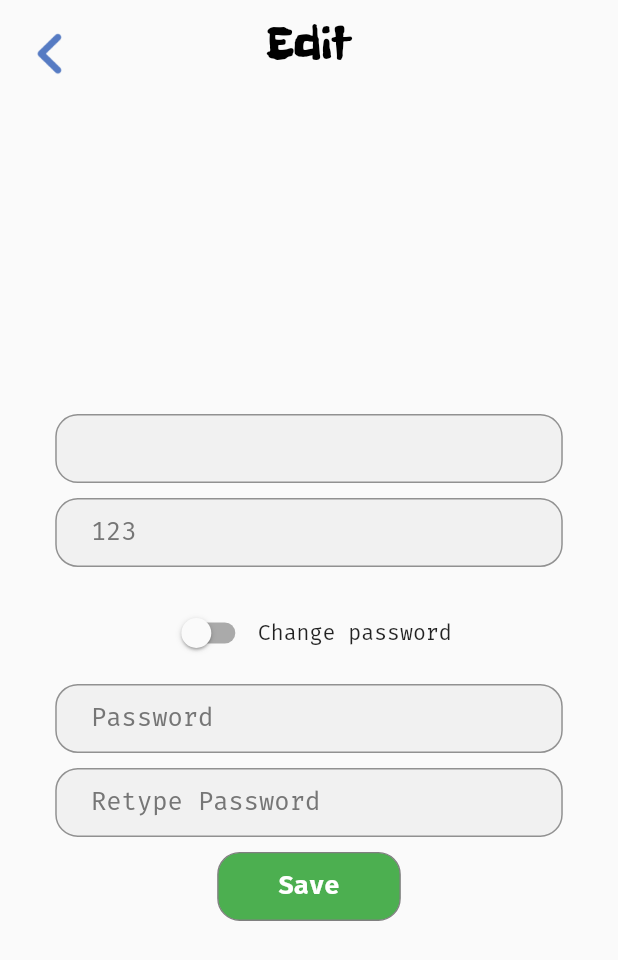
After one commit to ThanhTrung2001/Chew_Firebase, a Flutter app: the EditProfileScreen screen opened directly, after a tap on "Save", on a phone screen of 412 x 824 dp. The commit adds this screen. Shown: the top 960 px of the screen. Run offline on Flutter 3.47's test engine with Material 2 defaults, Android fonts, the phone set to English and light mode, and no system bars; our stand-ins replace cloud_firestore, custom_navigation_bar, file_picker, firebase_auth, firebase_core, firebase_storage and 7 more; missing offline and left inert: agora_rtc_engine; accounts and stored records are empty; network calls fail.

Commit message:
Final v1.0

```diff
--- a/firebase_tutorial/lib/config/app_call.dart
+++ b/firebase_tutorial/lib/config/app_call.dart
@@ -23,3 +23,10 @@
 //Is Token expiring for renew
 bool isTokenExpiring = false; // Set to true when the token is about to expire
 String androidIP = "10.0.222.90:8080";
+
+//userinfo
+String id = "";
+String name = "";
+String email = "";
+String avtLink = "";
+String description = "123";
--- a/firebase_tutorial/lib/main.dart
+++ b/firebase_tutorial/lib/main.dart
@@ -21,6 +21,7 @@ import 'package:flutter/services.dart';
 //call
 import 'package:permission_handler/permission_handler.dart';
 import 'package:agora_rtc_engine/agora_rtc_engine.dart';
+import 'package:toast/toast.dart';
 
 void main() async {
   SystemChrome.setEnabledSystemUIMode(SystemUiMode.manual,
@@ -36,6 +37,7 @@ class MyApp extends StatelessWidget {
   // This widget is the root of your application.
   @override
   Widget build(BuildContext context) {
+    ToastContext().init(context);
     // SystemChrome.setEnabledSystemUIMode(SystemUiMode.immersive);
     return ScreenUtilInit(
         designSize: const Size(414, 896),
--- a/firebase_tutorial/lib/services/user/user_service.dart
+++ b/firebase_tutorial/lib/services/user/user_service.dart
@@ -64,8 +64,9 @@ class UserFunction {
     });
   }
 
-  Future<void> updateUser(String userID, UserModel user) async {
-    docUser.doc(userID).update({'name': user.userName});
+  Future<void> updateUser(
+      String? userID, String name1, String description1) async {
+    docUser.doc(userID).update({'name': name1, 'description': description1});
   }
 
   Future<void> updateImage(String userID, String image) async {
--- a/firebase_tutorial/lib/views/screens/home/home.dart
+++ b/firebase_tutorial/lib/views/screens/home/home.dart
@@ -55,7 +55,7 @@ class _HomeScreenState extends ConsumerState<HomeScreen> {
                 height: 47.h,
               ),
               LoginFuncButton(
-                  title: 'JOIN Live',
+                  title: 'JOIN ROOM',
                   color: AppColor.blueButton,
                   onPressed: () {
                     Navigator.push(
@@ -67,7 +67,7 @@ class _HomeScreenState extends ConsumerState<HomeScreen> {
                 height: 14.h,
               ),
               LoginFuncButton(
-                  title: 'CREATE Live',
+                  title: 'CREATE ROOM',
                   color: AppColor.greenButton,
                   onPressed: () {
                     // tokenGenerator.fetchToken(1, 'test', tokenRole);
@@ -76,7 +76,7 @@ class _HomeScreenState extends ConsumerState<HomeScreen> {
                 height: 14.h,
               ),
               LoginFuncButton(
-                  title: 'PUBLIC Live',
+                  title: 'PUBLIC ROOM',
                   color: AppColor.redButton,
                   onPressed: () {
                     [Permission.camera].request();
--- a/firebase_tutorial/lib/views/screens/login/login.dart
+++ b/firebase_tutorial/lib/views/screens/login/login.dart
@@ -81,8 +81,8 @@ class _LoginScreenState extends ConsumerState<LoginScreen> {
                       padding: EdgeInsets.only(right: 37.w),
                       child: GestureDetector(
                         onTap: () {
-                          AuthenticationService().logOut();
-                          // Navigator.of(context).pushNamed('/forgot');
+                          // AuthenticationService().logOut();
+                          Navigator.of(context).pushNamed('/forgot');
                         },
                         child: const Text(
                           'Forgot?',
@@ -102,8 +102,9 @@ class _LoginScreenState extends ConsumerState<LoginScreen> {
                     title: 'Login',
                     color: const Color(0xFF567BC3),
                     onPressed: () {
-                      authService.emailSignIn(emailController.text, passController.text);
-                     Navigator.of(context).pushNamed('/');
+                      authService.emailSignIn(
+                          emailController.text, passController.text);
+                      Navigator.of(context).pushNamed('/');
                     }),
                 SizedBox(
                   height: 8.h,
@@ -139,7 +140,6 @@ class _LoginScreenState extends ConsumerState<LoginScreen> {
                     ThirdPartyLoginButton(
                       imgLink: 'assets/images/Facebook.png',
                       onPressed: () {
-
                         // showDialog(
                         //     context: context,
                         //     builder: (context) => DialogSuccessNotification(
@@ -151,10 +151,8 @@ class _LoginScreenState extends ConsumerState<LoginScreen> {
                     ThirdPartyLoginButton(
                       imgLink: 'assets/images/Google.png',
                       onPressed: () {
-
                         // signInWithGoogle();
                         // print(user?.displayName);
-
                       },
                     ),
                   ],
--- /dev/null
+++ b/firebase_tutorial/lib/views/screens/profile/edit_profile.dart
@@ -0,0 +1,140 @@
+import 'package:firebase_auth/firebase_auth.dart';
+import 'package:firebase_tutorial/models/user_model.dart';
+import 'package:firebase_tutorial/services/user/user_service.dart';
+import 'package:firebase_tutorial/views/components/buttons/button_mini_login.dart';
+import 'package:firebase_tutorial/views/components/textfields/textfield_login.dart';
+import 'package:firebase_tutorial/views/screens/login/login.dart';
+import 'package:flutter/material.dart';
+import 'package:flutter_riverpod/flutter_riverpod.dart';
+import 'package:flutter_screenutil/flutter_screenutil.dart';
+import 'package:toast/toast.dart';
+
+import '../../../config/export.dart';
+
+class EditProfileScreen extends ConsumerStatefulWidget {
+  const EditProfileScreen({Key? key}) : super(key: key);
+
+  @override
+  ConsumerState<ConsumerStatefulWidget> createState() =>
+      _EditProfileScreenState();
+}
+
+class _EditProfileScreenState extends ConsumerState<EditProfileScreen> {
+  final userFunction = UserFunction();
+  final nameController = TextEditingController();
+  final desController = TextEditingController();
+  bool changePass = false;
+  final passwordController = TextEditingController();
+  final retypeController = TextEditingController();
+
+  @override
+  Widget build(BuildContext context) {
+    return Scaffold(
+      resizeToAvoidBottomInset: false,
+      extendBodyBehindAppBar: false,
+      appBar: AppBar(
+        title: Text(
+          "Edit",
+          style: AppTextStyle.appbarTitle,
+        ),
+        leading: Padding(
+          padding: EdgeInsets.only(top: 17.h, left: 10.w),
+          child: GestureDetector(
+              onTap: () {
+                Navigator.of(context).pop();
+              },
+              child: AppIcon.back),
+        ),
+        centerTitle: true,
+        backgroundColor: Colors.transparent,
+        elevation: 0,
+      ),
+      body: Center(
+        child: Column(
+          mainAxisAlignment: MainAxisAlignment.center,
+          children: [
+            SizedBox(
+              height: 10,
+            ),
+            LoginInputTextField(controller: nameController, hint: name),
+            SizedBox(
+              height: 10,
+            ),
+            LoginInputTextField(controller: desController, hint: description),
+            SizedBox(
+              height: 20,
+            ),
+            Row(
+              mainAxisAlignment: MainAxisAlignment.center,
+              children: [
+                Switch(
+                    value: changePass,
+                    onChanged: (value) {
+                      setState(() {
+                        changePass = value;
+                      });
+                    }),
+                SizedBox(
+                  width: 2,
+                ),
+                Text('Change password'),
+              ],
+            ),
+            SizedBox(
+              height: 10,
+            ),
+            LoginInputTextField(
+                controller: passwordController, hint: "Password"),
+            SizedBox(
+              height: 10,
+            ),
+            LoginInputTextField(
+                controller: retypeController, hint: "Retype Password"),
+            SizedBox(
+              height: 10,
+            ),
+            LoginMiniButton(
+                title: 'Save',
+                color: Colors.green,
+                onPressed: () async {
+                  if (nameController.text == "" || desController.text == "") {
+                    print('Must fill all the field!');
+                  } else {
+                    if (changePass == true) {
+                      if (passwordController.text == "" ||
+                          retypeController.text == "") {
+                        print('Must fill all the field!');
+                      } else if (passwordController.text !=
+                          retypeController.text) {
+                        print("Password & Retype aren't match!");
+                      } else {
+                        final user = await FirebaseAuth.instance.currentUser;
+                        await userFunction.updateUser(
+                            user?.uid, nameController.text, desController.text);
+                        await user
+                            ?.updatePassword(passwordController.text)
+                            .then((_) {
+                          print("Successfully changed password!");
+                        }).catchError((error) {
+                          print("Password can't be changed" + error.toString());
+                          //This might happen, when the wrong password is in, the user isn't found, or if the user hasn't logged in recently.
+                        });
+                        FirebaseAuth.instance.signOut();
+                        Navigator.pushReplacement(
+                            context,
+                            MaterialPageRoute(
+                                builder: (context) => const LoginScreen()));
+                      }
+                    } else {
+                      final user = await FirebaseAuth.instance.currentUser;
+                      userFunction.updateUser(
+                          user?.uid, nameController.text, desController.text);
+                    }
+                  }
+                }),
+          ],
+        ),
+      ),
+    );
+  }
+}
--- a/firebase_tutorial/lib/views/screens/profile/profile.dart
+++ b/firebase_tutorial/lib/views/screens/profile/profile.dart
@@ -8,6 +8,7 @@ import 'package:firebase_tutorial/services/user/user_service.dart';
 import 'package:firebase_tutorial/views/components/buttons/button_login.dart';
 import 'package:firebase_tutorial/views/components/buttons/button_mini_login.dart';
 import 'package:firebase_tutorial/views/screens/login/login.dart';
+import 'package:firebase_tutorial/views/screens/profile/edit_profile.dart';
 import 'package:flutter/material.dart';
 import 'package:flutter_riverpod/flutter_riverpod.dart';
 import 'package:flutter_screenutil/flutter_screenutil.dart';
@@ -44,11 +45,10 @@ class _ProfileScreenState extends ConsumerState<ProfileScreen> {
           actions: [
             GestureDetector(
               onTap: () {
-                authenticationService.logOut();
                 Navigator.push(
                     context,
                     MaterialPageRoute(
-                        builder: (context) => const LoginScreen()));
+                        builder: (context) => const EditProfileScreen()));
               },
               child: AppIcon.userSetting,
             ),
@@ -61,6 +61,10 @@ class _ProfileScreenState extends ConsumerState<ProfileScreen> {
                 .snapshots(includeMetadataChanges: true),
             builder: (BuildContext context, AsyncSnapshot<dynamic> snapshot) {
               if (snapshot.hasData) {
+                avtLink = snapshot.data['avtLink'];
+                name = snapshot.data['name'];
+                email = snapshot.data['email'];
+                description = snapshot.data['description'] ?? "123";
                 return Column(
                   crossAxisAlignment: CrossAxisAlignment.center,
                   children: [
@@ -118,9 +122,8 @@ class _ProfileScreenState extends ConsumerState<ProfileScreen> {
                     SizedBox(
                       height: 22.h,
                     ),
-                    Text(
-                      '${snapshot.data['name']}',
-                    ),
+                    Text('${snapshot.data['name']}',
+                        style: AppTextStyle.titleDialog),
                     SizedBox(
                       height: 31.h,
                     ),
@@ -167,9 +170,7 @@ class _ProfileScreenState extends ConsumerState<ProfileScreen> {
                     SizedBox(
                       height: 19.h,
                     ),
-                    Text(
-                      'Description',
-                    ),
+                    Text('Description', style: AppTextStyle.titleDialog),
                     SizedBox(
                       height: 20.h,
                     ),
@@ -185,7 +186,7 @@ class _ProfileScreenState extends ConsumerState<ProfileScreen> {
                         crossAxisAlignment: CrossAxisAlignment.center,
                         mainAxisAlignment: MainAxisAlignment.center,
                         children: [
-                          Text('description'),
+                          Text('${description}'),
                         ],
                       ),
                     ),
@@ -197,6 +198,7 @@ class _ProfileScreenState extends ConsumerState<ProfileScreen> {
                         color: Colors.blue,
                         onPressed: () {
                           authenticationService.logOut();
+                          Navigator.of(context).pushNamed('/login');
                         }),
                   ],
                 );
--- a/firebase_tutorial/pubspec.yaml
+++ b/firebase_tutorial/pubspec.yaml
@@ -51,6 +51,7 @@ dependencies:
   agora_rtc_engine: ^6.0.0
   permission_handler: ^9.2.0
   http: ^0.13.5
+  toast: ^0.2.9
 
 dev_dependencies:
   flutter_test:
```
Also changed, not shown: firebase_tutorial/pubspec.lock.
